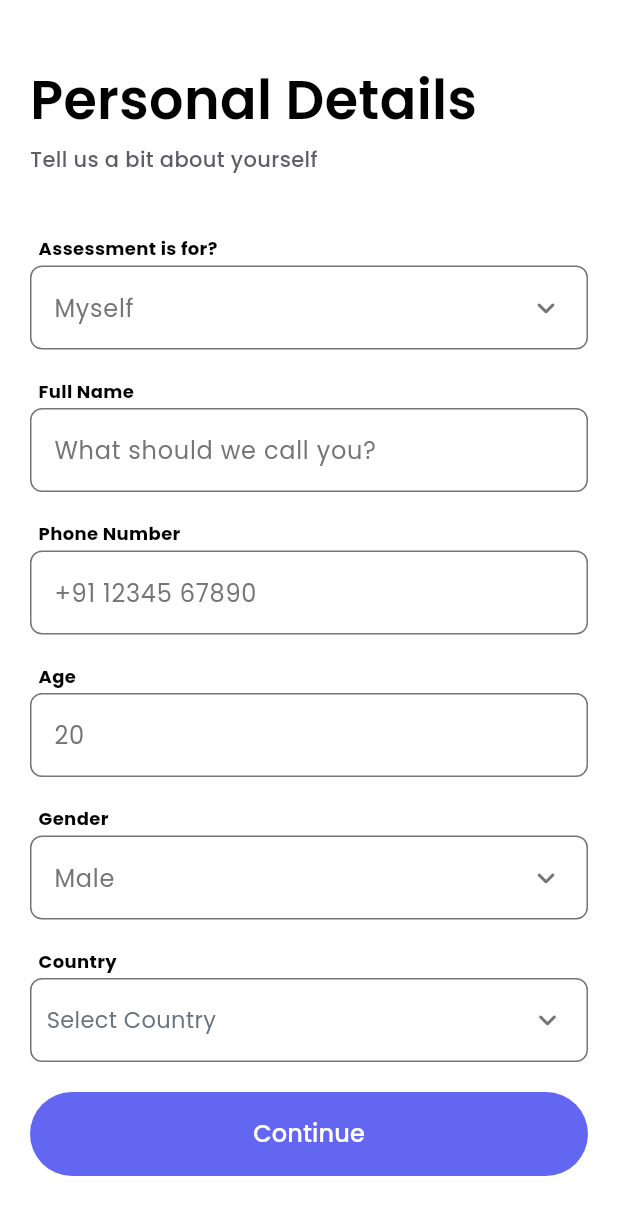
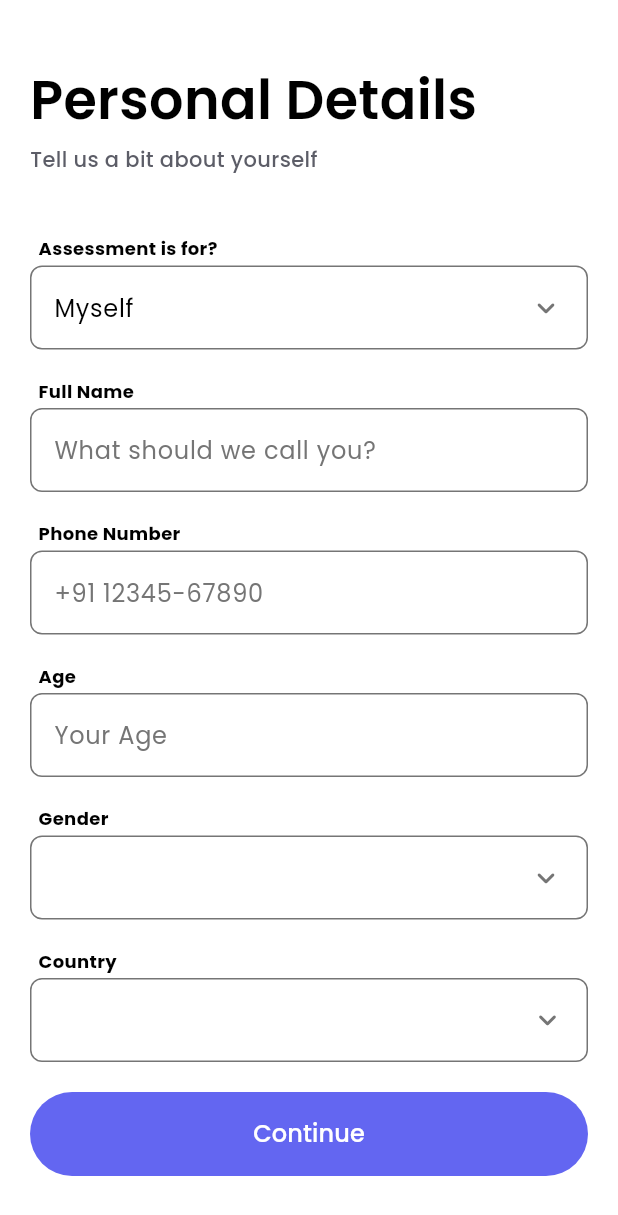
Before and after one commit to kartikrathee/github-issues-NeuroTrack, a Flutter app: the PersonalDetailsScreen screen opened directly, scrolled down 33 dp, on a phone screen of 412 x 824 dp. Shown: the top 1215 px of the screen. Run offline on Flutter 3.47's test engine with Material 3 defaults, Android fonts, the phone set to English and light mode, and no system bars; our stand-ins replace country_picker, dart_mappable, google_fonts; generated files the repository leaves out were written again.

Commit message:
Requested changes/ improvements
Reconstructed workspace history for a private import.
Author/committer metadata and dates were selected for this import; they do not establish original code authorship or development dates.
Source workspace: github-issues/NeuroTrack
Original-Commit: e9a1f6ce3d68512d1983067172ff417ed4d2ea32

```diff
--- a/patient/lib/presentation/auth/personal_details_screen.dart
+++ b/patient/lib/presentation/auth/personal_details_screen.dart
@@ -20,6 +20,8 @@ class _PersonalDetailsScreenState extends State<PersonalDetailsScreen> {
   // Child Variables
   final childNameController = TextEditingController();
   final childAgeController = TextEditingController();
+  final guardianPhoneController = TextEditingController();
+  Country? selectedChildCountry;
   String selectedRelation = '';
   String? selectedChildGender = '';
 
@@ -131,7 +133,7 @@ class _PersonalDetailsScreenState extends State<PersonalDetailsScreen> {
           fieldName: 'adultPhone',
           label: 'Phone Number',
           controller: phoneController,
-          hintText: '+91 12345 67890',
+          hintText: '+91 12345-67890',
           keyboardType: TextInputType.phone,
           validator: (value) {
             if (value == null || value.isEmpty) {
@@ -150,7 +152,7 @@ class _PersonalDetailsScreenState extends State<PersonalDetailsScreen> {
           fieldName: 'adultAge',
           label: 'Age',
           controller: adultAgeController,
-          hintText: '20',
+          hintText: 'Your Age',
           keyboardType: TextInputType.number,
           validator: (value) {
             if (value == null || value.isEmpty) {
@@ -166,7 +168,6 @@ class _PersonalDetailsScreenState extends State<PersonalDetailsScreen> {
         const SizedBox(height: 20),
         _buildDropDown(
             headerText: '  Gender',
-            initialSelection: 'Male',
             dropdownItems: [
               const DropdownMenuEntry(value: 'Male', label: 'Male'),
               const DropdownMenuEntry(value: 'Female', label: 'Female'),
@@ -214,8 +215,8 @@ class _PersonalDetailsScreenState extends State<PersonalDetailsScreen> {
                     children: [
                       const SizedBox(width: 10),
                       Text(
-                        selectedCountry?.name ?? 'Select Country',
-                        style: const TextStyle(fontSize: 15),
+                        selectedCountry?.name ?? '',
+                        style: const TextStyle(fontSize: 15, color: Colors.black,),
                       ),
                       const Spacer(),
                       Icon(
@@ -264,7 +265,7 @@ class _PersonalDetailsScreenState extends State<PersonalDetailsScreen> {
           fieldName: 'childAge',
           label: 'Patient Age',
           controller: childAgeController,
-          hintText: '10',
+          hintText: 'Patient\'s Age',
           keyboardType: TextInputType.number,
           validator: (value) {
             if (value == null || value.isEmpty) {
@@ -278,9 +279,21 @@ class _PersonalDetailsScreenState extends State<PersonalDetailsScreen> {
           },
         ),
         const SizedBox(height: 20),
+            _buildDropDown(
+            headerText: '  Relation with patient',
+            initialSelection: '',
+            dropdownItems: [
+              const DropdownMenuEntry(value: 'Guardian', label: 'Guardian'),
+              const DropdownMenuEntry(value: 'Other', label: 'Other'),
+            ],
+            onSelected: (value) {
+              setState(() {
+                selectedRelation = value;
+              });
+            }),
+        const SizedBox(height: 20),
         _buildDropDown(
             headerText: '  Patient Gender',
-            initialSelection: 'Male',
             dropdownItems: [
               const DropdownMenuEntry(value: 'Male', label: 'Male'),
               const DropdownMenuEntry(value: 'Female', label: 'Female'),
@@ -291,25 +304,13 @@ class _PersonalDetailsScreenState extends State<PersonalDetailsScreen> {
                 selectedChildGender = value;
               });
             }),
-        const SizedBox(height: 20),
-        _buildDropDown(
-            headerText: '  Relation with patient',
-            initialSelection: 'Guardian',
-            dropdownItems: [
-              const DropdownMenuEntry(value: 'Guardian', label: 'Guardian'),
-              const DropdownMenuEntry(value: 'Other', label: 'Other'),
-            ],
-            onSelected: (value) {
-              setState(() {
-                selectedRelation = value;
-              });
-            }),
+
         const SizedBox(height: 20),
         _buildTextField(
           fieldName: 'guardianPhone',
           label: 'Your phone number',
-          controller: phoneController,
-          hintText: '+91 12345 67890',
+          controller: guardianPhoneController,
+          hintText: '+91 12345-67890',
           keyboardType: TextInputType.phone,
           validator: (value) {
             if (value == null || value.isEmpty) {
@@ -330,7 +331,7 @@ class _PersonalDetailsScreenState extends State<PersonalDetailsScreen> {
           children: [
             const Text(
               '  Country',
-              style: TextStyle(fontSize: 14),
+              style: TextStyle(fontSize: 14, color: Colors.black),
             ),
             const SizedBox(height: 4),
             GestureDetector(
@@ -338,7 +339,7 @@ class _PersonalDetailsScreenState extends State<PersonalDetailsScreen> {
                       context: context,
                       onSelect: (value) {
                         setState(() {
-                          selectedCountry = value;
+                          selectedChildCountry = value;
                           _validationErrors.remove('country');
                         });
                       },
@@ -357,7 +358,7 @@ class _PersonalDetailsScreenState extends State<PersonalDetailsScreen> {
                     children: [
                       const SizedBox(width: 10),
                       Text(
-                        selectedCountry?.name ?? 'Select Country',
+                        selectedChildCountry?.name ?? '',
                         style: const TextStyle(fontSize: 15),
                       ),
                       const Spacer(),
--- a/patient/lib/presentation/services/theme.dart
+++ b/patient/lib/presentation/services/theme.dart
@@ -49,9 +49,9 @@ class AppTheme {
         ),
       )),
       dropdownMenuTheme: DropdownMenuThemeData(
-        textStyle: TextStyle(
+        textStyle: const TextStyle(
           fontSize: 16,
-          color: Colors.grey.shade600,
+          color: Colors.black,
         ),
         inputDecorationTheme: InputDecorationTheme(
           enabledBorder: OutlineInputBorder(
```
Also changed, not shown: therapist/pubspec.lock, 3 other files.
